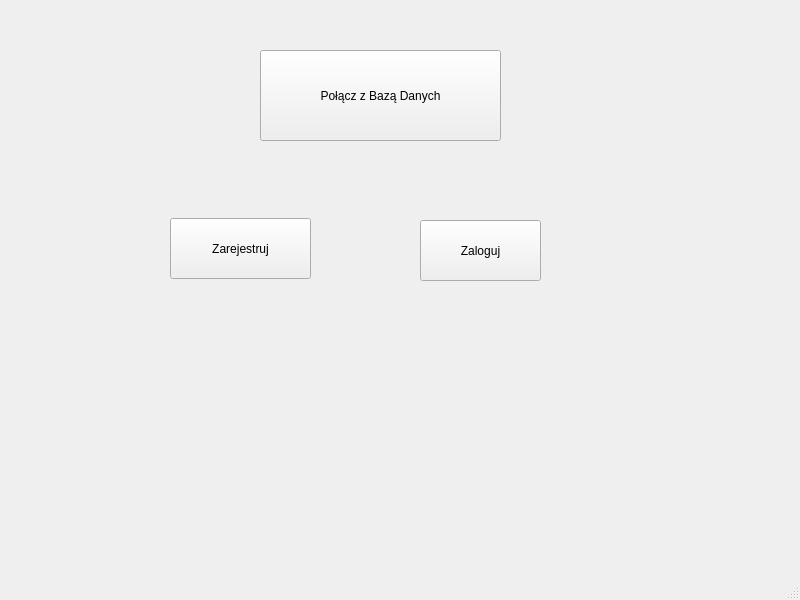
The window that mainwindow.ui (apoyo/ProjektKomunikatorInternetowy) describes before a commit, drawn with Qt 5.
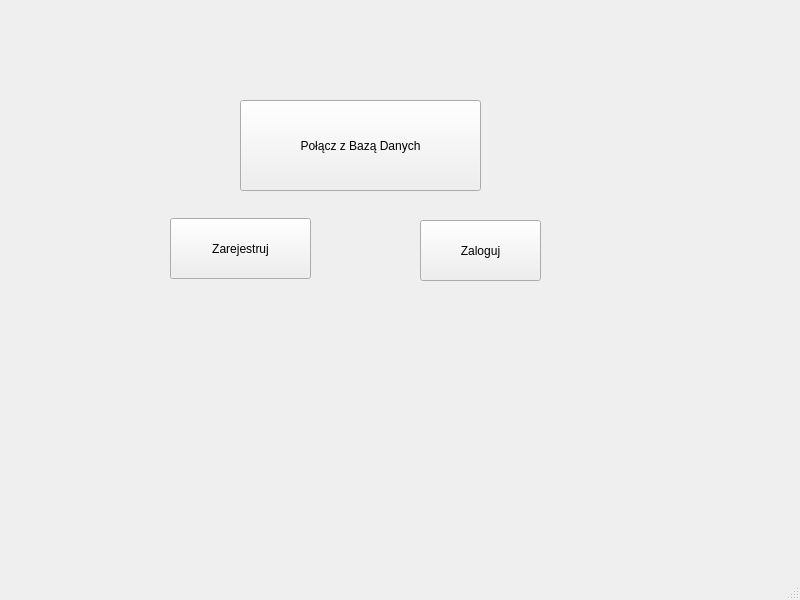
The same window after the commit.

Patch:
```diff
--- a/mainwindow.ui
+++ b/mainwindow.ui
@@ -17,8 +17,8 @@
    <widget class="QPushButton" name="DbConnect">
     <property name="geometry">
      <rect>
-      <x>260</x>
-      <y>50</y>
+      <x>240</x>
+      <y>100</y>
       <width>241</width>
       <height>91</height>
      </rect>
@@ -53,6 +53,19 @@
      <string>Zaloguj</string>
     </property>
    </widget>
+   <widget class="QLabel" name="label">
+    <property name="geometry">
+     <rect>
+      <x>230</x>
+      <y>60</y>
+      <width>331</width>
+      <height>61</height>
+     </rect>
+    </property>
+    <property name="text">
+     <string/>
+    </property>
+   </widget>
   </widget>
   <widget class="QMenuBar" name="menubar">
    <property name="geometry">
```
